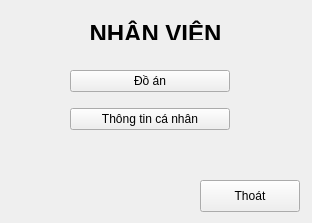
Qt form employeeMain.ui (tbh10191001/QL_NhanVien) before a commit.
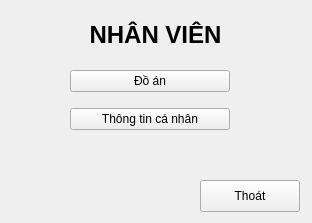
The same form after that commit.

What changed in the file:
```diff
--- a/employeeMain.ui
+++ b/employeeMain.ui
@@ -20,7 +20,7 @@
       <x>0</x>
       <y>20</y>
       <width>311</width>
-      <height>20</height>
+      <height>30</height>
      </rect>
     </property>
     <property name="text">
```
